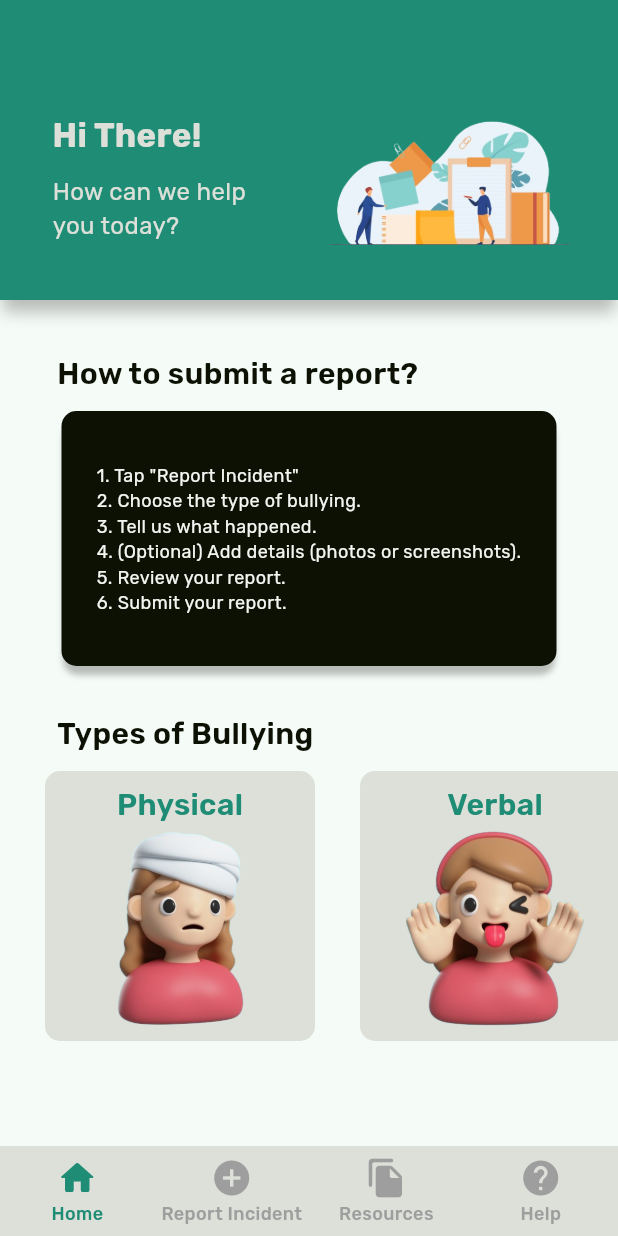
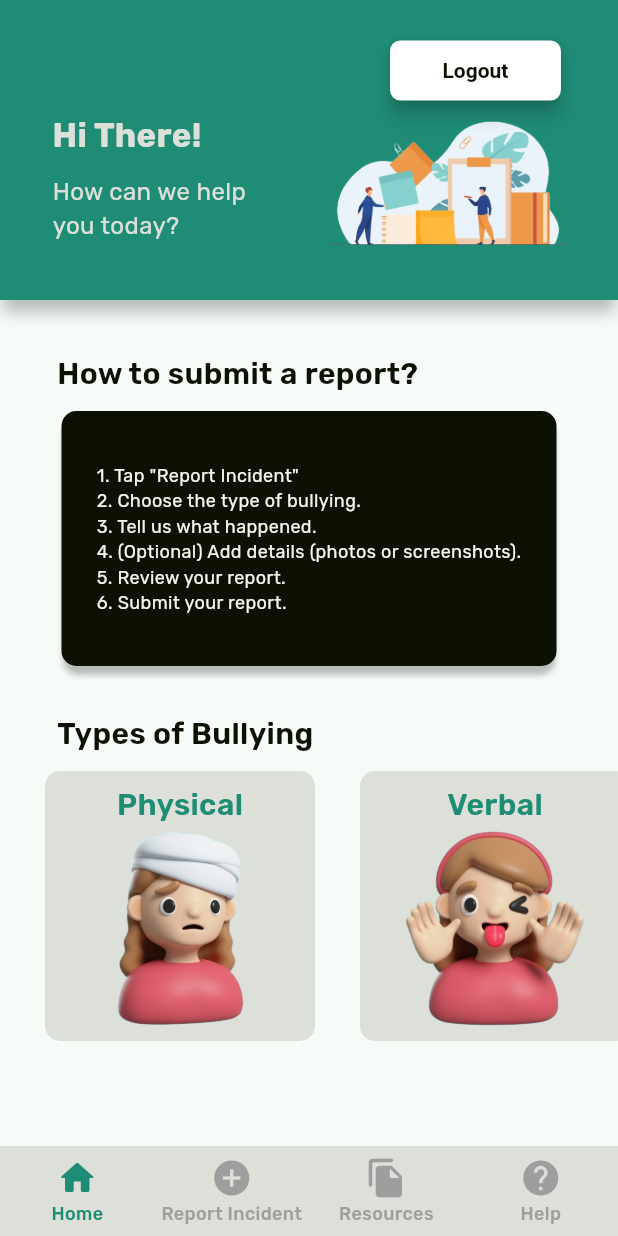
Before and after one commit to nsennes/SafeSchool, a Flutter app: the screen it shows after launch, on a phone screen of 412 x 824 dp. Run offline on Flutter 3.47's test engine with Material 3 defaults, Android fonts, the phone set to English and light mode, and no system bars.

Commit message:
add button laew ja sharpieeee :alien:

```diff
--- a/safeschool/lib/pages/home.dart
+++ b/safeschool/lib/pages/home.dart
@@ -182,6 +182,30 @@ class Home extends StatelessWidget {
                     )
                   ],
                 ),
+                Positioned(
+                  top: 23,
+                  left: 260,
+                  child: ElevatedButton(
+                    onPressed: () {
+                      null;
+                    },
+                    style: ElevatedButton.styleFrom(
+                      foregroundColor: ColorsUse.accentColor,
+                      backgroundColor: Colors.white,
+                      padding: const EdgeInsets.symmetric(
+                        horizontal: 35,
+                        vertical: 5,
+                      ),
+                      textStyle: TextUse.heading_3().merge(const TextStyle(
+                          fontSize: 14, fontWeight: FontWeight.w600)),
+                      shape: RoundedRectangleBorder(
+                        borderRadius: BorderRadius.circular(7),
+                      ),
+                      elevation: 5,
+                    ),
+                    child: const Text('Logout'),
+                  ),
+                ),
               ],
             ),
           ),
```
Also changed, not shown: safeschool/lib/pages/Resources/helplines.dart (+12 -1 lines).
